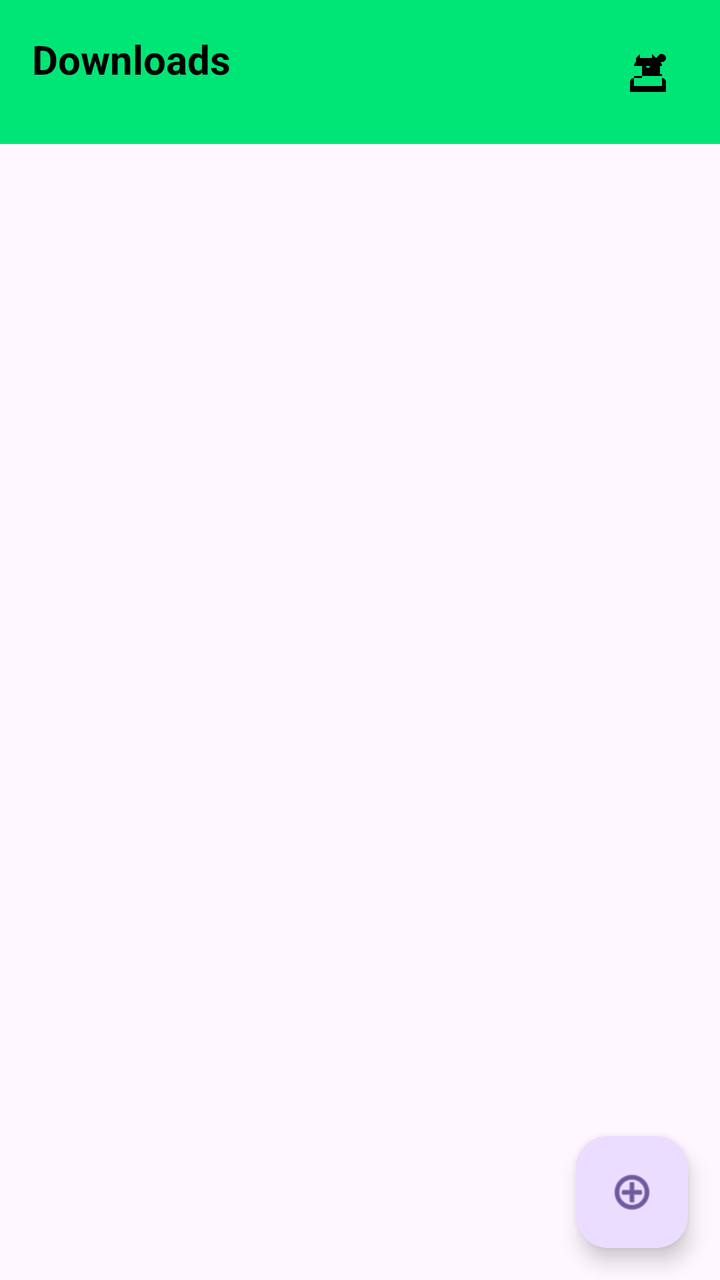
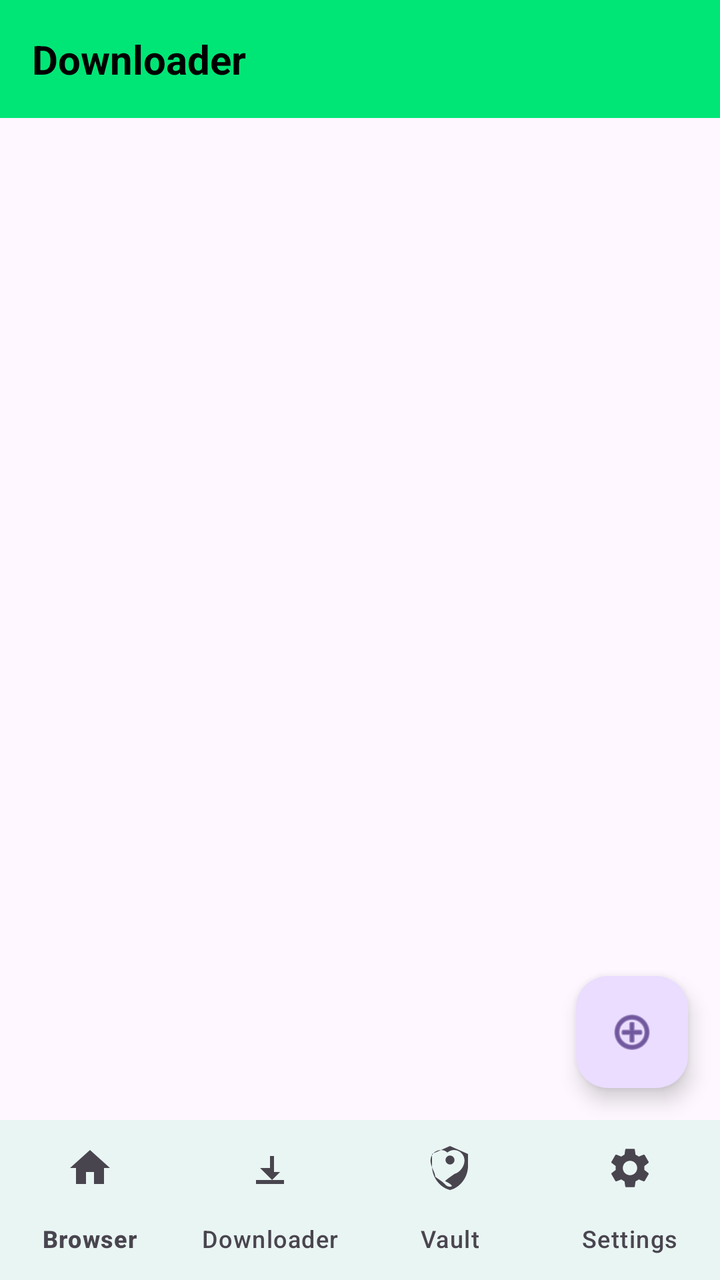

An Android layout rendered at two revisions. The XML below is the earlier revision; the diff shows what the commit changed to produce the second picture.
<!-- AndroidManifest.xml: activity theme Theme.VrVideo.NoActionBar -->
<!-- res/layout/activity_downloads.xml -->
<?xml version="1.0" encoding="utf-8"?>
<LinearLayout xmlns:android="http://schemas.android.com/apk/res/android"
    android:layout_width="match_parent"
    android:layout_height="match_parent"
    android:orientation="vertical"
    android:background="?attr/colorSurface">

    <LinearLayout
        android:layout_width="match_parent"
        android:layout_height="wrap_content"
        android:orientation="horizontal"
        android:padding="16dp"
        android:background="?attr/colorPrimary">

        <TextView
            android:layout_width="0dp"
            android:layout_height="wrap_content"
            android:layout_weight="1"
            android:text="@string/menu_downloads"
            android:textColor="@color/md_theme_onPrimary"
            android:textSize="20sp"
            android:textStyle="bold" />

        <ImageButton
            android:id="@+id/btnSettings"
            android:layout_width="40dp"
            android:layout_height="40dp"
            android:background="?attr/selectableItemBackgroundBorderless"
            android:src="@drawable/ic_menu"
            android:contentDescription="@string/menu_settings"
            android:tint="@color/md_theme_onPrimary" />
    </LinearLayout>

    <androidx.recyclerview.widget.RecyclerView
        android:id="@+id/recyclerView"
        android:layout_width="match_parent"
        android:layout_height="0dp"
        android:layout_weight="1"
        android:scrollbars="vertical" />

    <TextView
        android:id="@+id/emptyView"
        android:layout_width="match_parent"
        android:layout_height="0dp"
        android:layout_weight="1"
        android:gravity="center"
        android:text="No downloads yet"
        android:textColor="?attr/colorOnSurfaceVariant"
        android:textSize="16sp"
        android:visibility="gone" />

    <com.google.android.material.floatingactionbutton.FloatingActionButton
        android:id="@+id/fabAdd"
        android:layout_width="wrap_content"
        android:layout_height="wrap_content"
        android:layout_gravity="bottom|end"
        android:layout_margin="16dp"
        android:src="@android:drawable/ic_menu_add"
        android:contentDescription="@string/action_new_tab" />

</LinearLayout>
<!-- resources referenced by this layout -->
<resources>
  <color name="md_theme_onPrimary">#000000</color>
  <!-- drawable ic_menu (drawable) -->
  <?xml version="1.0" encoding="utf-8"?>
  <vector xmlns:android="http://schemas.android.com/apk/res/android"
      android:width="24dp"
      android:height="24dp"
      android:viewportWidth="24"
      android:viewportHeight="24">
      <path
          android:fillColor="#FFFFFF"
          android:pathData="M19,13h-1V7h1c1.1,0 2-.9 2-2s-.9-2-2-2h-1V3l-2,2-2-2v2H8V3L6,5 6,7H7c1.1,0 2,.9 2,2v6H5c-1.1,0-2,.9-2,2v5h18v-5c0-1.1-.9-2-2-2zM5,9h14c0-1.66-1.34-3-3-3H8c-1.66,0-3,1.34-3,3v4H5V9zm14,10H5v-5h14v5zm-7-9c-.55,0-1-.45-1-1s.45-1 1-1 1 .45 1 1-.45 1-1 1z"/>
  </vector>
  <string name="action_new_tab">New tab</string>
  <string name="menu_downloads">Downloads</string>
  <string name="menu_settings">Settings</string>
  <style name="Theme.VrVideo.NoActionBar" parent="Theme.VrVideo">
          <item name="windowActionBar">false</item>
          <item name="windowNoTitle">true</item>
          <item name="android:windowFullscreen">true</item>
      </style>
  <style name="Theme.VrVideo" parent="Theme.Material3.DayNight.NoActionBar">
          <item name="colorPrimary">@color/md_theme_primary</item>
          <item name="colorOnPrimary">@color/md_theme_onPrimary</item>
          <item name="colorSecondary">@color/md_theme_secondary</item>
          <item name="android:windowBackground">@color/md_theme_background</item>
          <item name="android:statusBarColor">?attr/colorPrimary</item>
          <item name="android:navigationBarColor">?attr/colorSurface</item>
          <item name="android:textColorPrimary">?attr/colorOnBackground</item>
          <item name="android:textColorSecondary">?attr/colorOnSurfaceVariant</item>
          <item name="android:forceDarkAllowed">true</item>
      </style>
  <color name="md_theme_primary">#00E676</color>
  <color name="md_theme_secondary">#03DAC6</color>
  <color name="md_theme_background">#121212</color>
</resources>

<!-- the commit's change to res/layout/activity_downloads.xml (unified diff, before → after) -->
@@ -1,5 +1,6 @@
 <?xml version="1.0" encoding="utf-8"?>
 <LinearLayout xmlns:android="http://schemas.android.com/apk/res/android"
+    xmlns:app="http://schemas.android.com/apk/res-auto"
     android:layout_width="match_parent"
     android:layout_height="match_parent"
     android:orientation="vertical"
@@ -7,55 +8,73 @@
 
     <LinearLayout
         android:layout_width="match_parent"
-        android:layout_height="wrap_content"
-        android:orientation="horizontal"
-        android:padding="16dp"
-        android:background="?attr/colorPrimary">
+        android:layout_height="0dp"
+        android:layout_weight="1"
+        android:orientation="vertical"
+        android:background="?attr/colorSurface"
+        android:fitsSystemWindows="true">
 
-        <TextView
-            android:layout_width="0dp"
+        <LinearLayout
+            android:layout_width="match_parent"
             android:layout_height="wrap_content"
-            android:layout_weight="1"
-            android:text="@string/menu_downloads"
-            android:textColor="@color/md_theme_onPrimary"
-            android:textSize="20sp"
-            android:textStyle="bold" />
+            android:orientation="horizontal"
+            android:padding="16dp"
+            android:background="?attr/colorPrimary">
 
-        <ImageButton
-            android:id="@+id/btnSettings"
-            android:layout_width="40dp"
-            android:layout_height="40dp"
-            android:background="?attr/selectableItemBackgroundBorderless"
-            android:src="@drawable/ic_menu"
-            android:contentDescription="@string/menu_settings"
-            android:tint="@color/md_theme_onPrimary" />
+            <TextView
+                android:layout_width="0dp"
+                android:layout_height="wrap_content"
+                android:layout_weight="1"
+                android:text="@string/nav_downloader"
+                android:textColor="@color/md_theme_onPrimary"
+                android:textSize="20sp"
+                android:textStyle="bold" />
+
+        </LinearLayout>
+
+        <FrameLayout
+            android:layout_width="match_parent"
+            android:layout_height="0dp"
+            android:layout_weight="1">
+
+            <androidx.recyclerview.widget.RecyclerView
+                android:id="@+id/recyclerView"
+                android:layout_width="match_parent"
+                android:layout_height="match_parent"
+                android:scrollbars="vertical" />
+
+            <TextView
+                android:id="@+id/emptyView"
+                android:layout_width="wrap_content"
+                android:layout_height="wrap_content"
+                android:layout_gravity="center"
+                android:text="@string/downloader_empty"
+                android:textColor="?attr/colorOnSurfaceVariant"
+                android:textSize="16sp"
+                android:visibility="gone" />
+
+            <com.google.android.material.floatingactionbutton.FloatingActionButton
+                android:id="@+id/fabAdd"
+                android:layout_width="wrap_content"
+                android:layout_height="wrap_content"
+                android:layout_gravity="bottom|end"
+                android:layout_margin="16dp"
+                android:src="@android:drawable/ic_menu_add"
+                android:contentDescription="@string/downloader_add_url" />
+        </FrameLayout>
+
     </LinearLayout>
 
-    <androidx.recyclerview.widget.RecyclerView
-        android:id="@+id/recyclerView"
+    
+    <com.google.android.material.bottomnavigation.BottomNavigationView
+        android:id="@+id/bottomNav"
         android:layout_width="match_parent"
-        android:layout_height="0dp"
-        android:layout_weight="1"
-        android:scrollbars="vertical" />
-
-    <TextView
-        android:id="@+id/emptyView"
-        android:layout_width="match_parent"
-        android:layout_height="0dp"
-        android:layout_weight="1"
-        android:gravity="center"
-        android:text="No downloads yet"
-        android:textColor="?attr/colorOnSurfaceVariant"
-        android:textSize="16sp"
-        android:visibility="gone" />
-
-    <com.google.android.material.floatingactionbutton.FloatingActionButton
-        android:id="@+id/fabAdd"
-        android:layout_width="wrap_content"
         android:layout_height="wrap_content"
-        android:layout_gravity="bottom|end"
-        android:layout_margin="16dp"
-        android:src="@android:drawable/ic_menu_add"
-        android:contentDescription="@string/action_new_tab" />
+        android:background="?attr/colorSurface"
+        app:menu="@menu/bottom_nav_menu"
+        app:itemIconTint="?attr/colorOnSurfaceVariant"
+        app:itemTextColor="?attr/colorOnSurfaceVariant"
+        app:labelVisibilityMode="labeled"
+        app:itemRippleColor="@color/md_theme_primary" />
 
 </LinearLayout>
<!-- resource entries referenced after the edit -->
@@ -1,20 +1,6 @@
 <!-- resources referenced by this layout -->
 <resources>
   <color name="md_theme_onPrimary">#000000</color>
-  <!-- drawable ic_menu (drawable) -->
-  <?xml version="1.0" encoding="utf-8"?>
-  <vector xmlns:android="http://schemas.android.com/apk/res/android"
-      android:width="24dp"
-      android:height="24dp"
-      android:viewportWidth="24"
-      android:viewportHeight="24">
-      <path
-          android:fillColor="#FFFFFF"
-          android:pathData="M19,13h-1V7h1c1.1,0 2-.9 2-2s-.9-2-2-2h-1V3l-2,2-2-2v2H8V3L6,5 6,7H7c1.1,0 2,.9 2,2v6H5c-1.1,0-2,.9-2,2v5h18v-5c0-1.1-.9-2-2-2zM5,9h14c0-1.66-1.34-3-3-3H8c-1.66,0-3,1.34-3,3v4H5V9zm14,10H5v-5h14v5zm-7-9c-.55,0-1-.45-1-1s.45-1 1-1 1 .45 1 1-.45 1-1 1z"/>
-  </vector>
-  <string name="action_new_tab">New tab</string>
-  <string name="menu_downloads">Downloads</string>
-  <string name="menu_settings">Settings</string>
   <style name="Theme.VrVideo.NoActionBar" parent="Theme.VrVideo">
           <item name="windowActionBar">false</item>
           <item name="windowNoTitle">true</item>
@@ -32,6 +18,9 @@
           <item name="android:forceDarkAllowed">true</item>
       </style>
   <color name="md_theme_primary">#00E676</color>
+  <string name="downloader_add_url">Add URL</string>
+  <string name="downloader_empty">No downloads yet</string>
+  <string name="nav_downloader">Downloader</string>
   <color name="md_theme_secondary">#03DAC6</color>
   <color name="md_theme_background">#121212</color>
 </resources>
